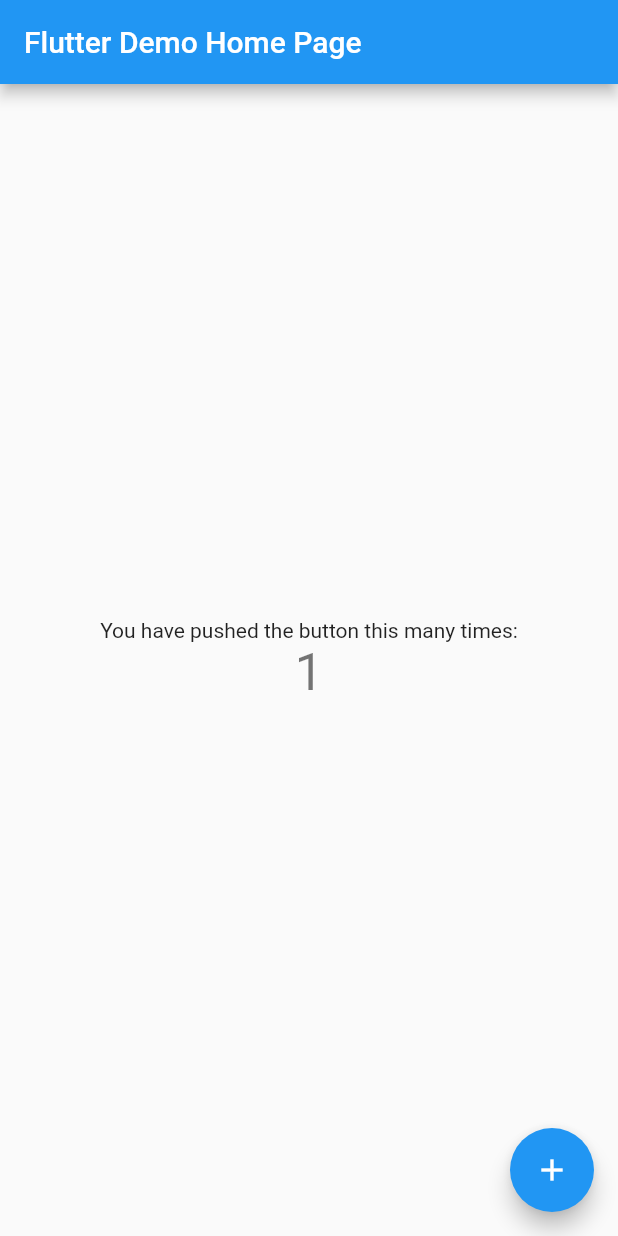
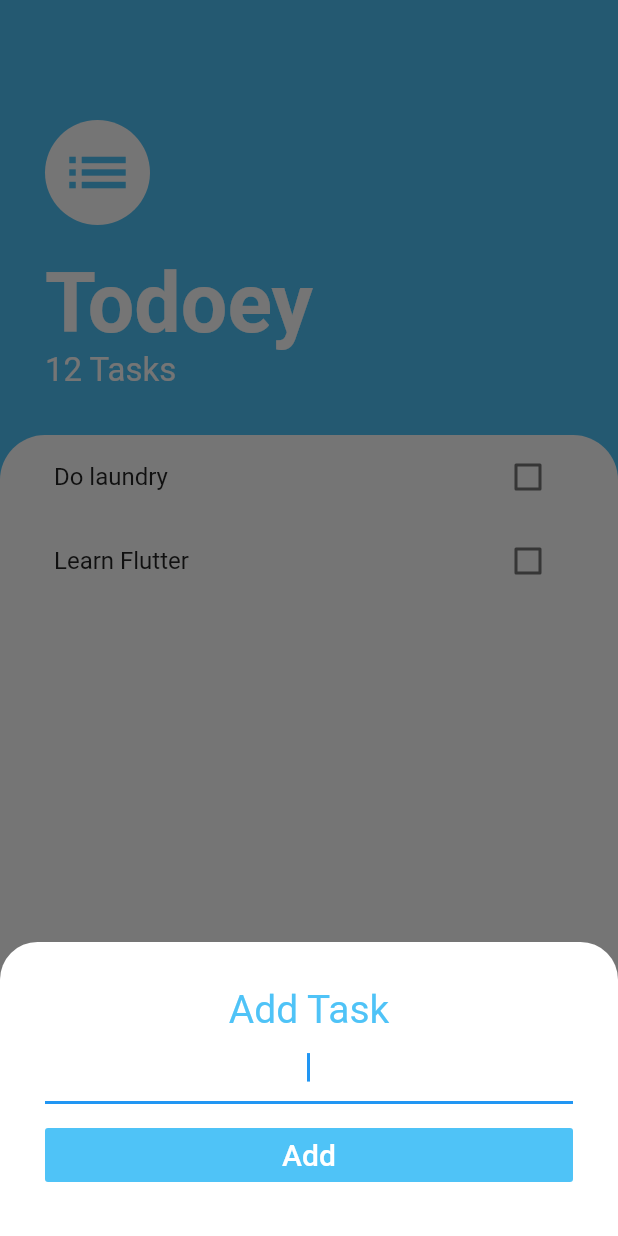
Before and after one commit to andrzejschmidt/todoey-flutter, a Flutter app: the screen it shows after launch, after a tap on the "add" icon, on a phone screen of 412 x 824 dp. Run offline on Flutter 3.47's test engine with Material 2 defaults, Android fonts, the phone set to English and light mode, and no system bars.

Commit message:
:sparkles: Basic UI and navigation

```diff
--- a/lib/main.dart
+++ b/lib/main.dart
@@ -1,4 +1,5 @@
 import 'package:flutter/material.dart';
+import './screens/tasks_screen.dart';
 
 void main() {
   runApp(MyApp());
@@ -9,109 +10,7 @@ class MyApp extends StatelessWidget {
   @override
   Widget build(BuildContext context) {
     return MaterialApp(
-      title: 'Flutter Demo',
-      theme: ThemeData(
-        // This is the theme of your application.
-        //
-        // Try running your application with "flutter run". You'll see the
-        // application has a blue toolbar. Then, without quitting the app, try
-        // changing the primarySwatch below to Colors.green and then invoke
-        // "hot reload" (press "r" in the console where you ran "flutter run",
-        // or simply save your changes to "hot reload" in a Flutter IDE).
-        // Notice that the counter didn't reset back to zero; the application
-        // is not restarted.
-        primarySwatch: Colors.blue,
-        // This makes the visual density adapt to the platform that you run
-        // the app on. For desktop platforms, the controls will be smaller and
-        // closer together (more dense) than on mobile platforms.
-        visualDensity: VisualDensity.adaptivePlatformDensity,
-      ),
-      home: MyHomePage(title: 'Flutter Demo Home Page'),
+      home: TaskScreen(),
     );
   }
 }
-
-class MyHomePage extends StatefulWidget {
-  MyHomePage({Key key, this.title}) : super(key: key);
-
-  // This widget is the home page of your application. It is stateful, meaning
-  // that it has a State object (defined below) that contains fields that affect
-  // how it looks.
-
-  // This class is the configuration for the state. It holds the values (in this
-  // case the title) provided by the parent (in this case the App widget) and
-  // used by the build method of the State. Fields in a Widget subclass are
-  // always marked "final".
-
-  final String title;
-
-  @override
-  _MyHomePageState createState() => _MyHomePageState();
-}
-
-class _MyHomePageState extends State<MyHomePage> {
-  int _counter = 0;
-
-  void _incrementCounter() {
-    setState(() {
-      // This call to setState tells the Flutter framework that something has
-      // changed in this State, which causes it to rerun the build method below
-      // so that the display can reflect the updated values. If we changed
-      // _counter without calling setState(), then the build method would not be
-      // called again, and so nothing would appear to happen.
-      _counter++;
-    });
-  }
-
-  @override
-  Widget build(BuildContext context) {
-    // This method is rerun every time setState is called, for instance as done
-    // by the _incrementCounter method above.
-    //
-    // The Flutter framework has been optimized to make rerunning build methods
-    // fast, so that you can just rebuild anything that needs updating rather
-    // than having to individually change instances of widgets.
-    return Scaffold(
-      appBar: AppBar(
-        // Here we take the value from the MyHomePage object that was created by
-        // the App.build method, and use it to set our appbar title.
-        title: Text(widget.title),
-      ),
-      body: Center(
-        // Center is a layout widget. It takes a single child and positions it
-        // in the middle of the parent.
-        child: Column(
-          // Column is also a layout widget. It takes a list of children and
-          // arranges them vertically. By default, it sizes itself to fit its
-          // children horizontally, and tries to be as tall as its parent.
-          //
-          // Invoke "debug painting" (press "p" in the console, choose the
-          // "Toggle Debug Paint" action from the Flutter Inspector in Android
-          // Studio, or the "Toggle Debug Paint" command in Visual Studio Code)
-          // to see the wireframe for each widget.
-          //
-          // Column has various properties to control how it sizes itself and
-          // how it positions its children. Here we use mainAxisAlignment to
-          // center the children vertically; the main axis here is the vertical
-          // axis because Columns are vertical (the cross axis would be
-          // horizontal).
-          mainAxisAlignment: MainAxisAlignment.center,
-          children: <Widget>[
-            Text(
-              'You have pushed the button this many times:',
-            ),
-            Text(
-              '$_counter',
-              style: Theme.of(context).textTheme.headline4,
-            ),
-          ],
-        ),
-      ),
-      floatingActionButton: FloatingActionButton(
-        onPressed: _incrementCounter,
-        tooltip: 'Increment',
-        child: Icon(Icons.add),
-      ), // This trailing comma makes auto-formatting nicer for build methods.
-    );
-  }
-}
--- /dev/null
+++ b/lib/models/task.dart
@@ -0,0 +1,7 @@
+class Task {
+  Task({this.taskName, this.isCompleted = false});
+  String taskName;
+  bool isCompleted;
+
+  toggleComplete() => isCompleted = !isCompleted;
+}
--- /dev/null
+++ b/lib/screens/add_task_modal.dart
@@ -0,0 +1,43 @@
+import 'package:flutter/material.dart';
+
+class AddTaskScreen extends StatelessWidget {
+  @override
+  Widget build(BuildContext context) {
+    return Container(
+      padding: EdgeInsets.all(30.0),
+      child: Column(
+        crossAxisAlignment: CrossAxisAlignment.stretch,
+        children: <Widget>[
+          Text(
+            'Add Task',
+            textAlign: TextAlign.center,
+            style: TextStyle(
+              color: Colors.lightBlue[300],
+              fontSize: 26.0,
+            ),
+          ),
+          TextField(
+            autofocus: true,
+            textAlign: TextAlign.center,
+          ),
+          SizedBox(
+            height: 10.0,
+          ),
+          FlatButton(
+            color: Colors.lightBlue[300],
+            onPressed: () {
+              print('taped');
+            },
+            child: Text(
+              'Add',
+              style: TextStyle(
+                color: Colors.white,
+                fontSize: 20.0,
+              ),
+            ),
+          ),
+        ],
+      ),
+    );
+  }
+}
--- /dev/null
+++ b/lib/screens/tasks_screen.dart
@@ -0,0 +1,86 @@
+import 'package:flutter/material.dart';
+import '../widgets/task_list.dart';
+import './add_task_modal.dart';
+
+class TaskScreen extends StatelessWidget {
+  @override
+  Widget build(BuildContext context) {
+    return Scaffold(
+      backgroundColor: Colors.lightBlue[300],
+      floatingActionButton: FloatingActionButton(
+        onPressed: () {
+          showModalBottomSheet(
+              context: context,
+              isScrollControlled: true,
+              backgroundColor: Colors.white,
+              shape: RoundedRectangleBorder(
+                borderRadius: BorderRadius.vertical(top: Radius.circular(25.0)),
+              ),
+              builder: (context) => SingleChildScrollView(
+                      child: Container(
+                    padding: EdgeInsets.only(
+                        bottom: MediaQuery.of(context).viewInsets.bottom),
+                    child: AddTaskScreen(),
+                  )));
+        },
+        backgroundColor: Colors.lightBlue[300],
+        child: Icon(
+          Icons.add,
+        ),
+      ),
+      body: Column(
+        crossAxisAlignment: CrossAxisAlignment.start,
+        children: <Widget>[
+          Container(
+            padding: EdgeInsets.fromLTRB(30, 80, 40, 30),
+            child: Column(
+              crossAxisAlignment: CrossAxisAlignment.start,
+              children: <Widget>[
+                CircleAvatar(
+                  child: Icon(
+                    Icons.list,
+                    color: Colors.lightBlue[300],
+                    size: 50.0,
+                  ),
+                  backgroundColor: Colors.white,
+                  radius: 35.0,
+                ),
+                SizedBox(
+                  height: 20.0,
+                ),
+                Text(
+                  'Todoey',
+                  style: TextStyle(
+                    color: Colors.white,
+                    fontSize: 55.0,
+                    fontWeight: FontWeight.w700,
+                  ),
+                ),
+                Text(
+                  '12 Tasks',
+                  style: TextStyle(
+                    color: Colors.white,
+                    fontSize: 22.0,
+                  ),
+                ),
+              ],
+            ),
+          ),
+          Expanded(
+            child: Container(
+              width: double.infinity,
+              decoration: BoxDecoration(
+                color: Colors.white,
+                borderRadius: BorderRadius.only(
+                  topRight: Radius.circular(30.0),
+                  topLeft: Radius.circular(30.0),
+                ),
+              ),
+              child: TasksList(),
+            ),
+          ),
+        ],
+      ),
+    );
+  }
+}
--- /dev/null
+++ b/lib/widgets/task_list.dart
@@ -0,0 +1,37 @@
+import 'package:flutter/material.dart';
+import './task_tile.dart';
+import '../models/task.dart';
+
+class TasksList extends StatefulWidget {
+  @override
+  _TasksListState createState() => _TasksListState();
+}
+
+class _TasksListState extends State<TasksList> {
+  List<Task> tasks = [
+    Task(
+      taskName: 'Do laundry',
+    ),
+    Task(
+      taskName: 'Learn Flutter',
+    ),
+  ];
+
+  @override
+  Widget build(BuildContext context) {
+    return ListView.builder(
+      padding: EdgeInsets.symmetric(horizontal: 20.0),
+      itemCount: tasks.length,
+      itemBuilder: (context, index) {
+        return TaskTile(
+            taskName: tasks[index].taskName,
+            isChecked: tasks[index].isCompleted,
+            toggleDone: (isChecked) {
+              setState(() {
+                tasks[index].toggleComplete();
+              });
+            });
+      },
+    );
+  }
+}
--- /dev/null
+++ b/lib/widgets/task_tile.dart
@@ -0,0 +1,27 @@
+import 'package:flutter/material.dart';
+
+class TaskTile extends StatelessWidget {
+  TaskTile({this.taskName, this.isChecked = false, this.toggleDone});
+  final String taskName;
+  final bool isChecked;
+  Function toggleDone;
+
+  @override
+  Widget build(BuildContext context) {
+    return ListTile(
+      title: Text(
+        taskName,
+        style: TextStyle(
+          decoration: isChecked ? TextDecoration.lineThrough : null,
+        ),
+      ),
+      trailing: Checkbox(
+        value: isChecked,
+        activeColor: Colors.lightBlue[300],
+        onChanged: (value) {
+          toggleDone(value);
+        },
+      ),
+    );
+  }
+}
```
Also changed, not shown: 1 other file.
